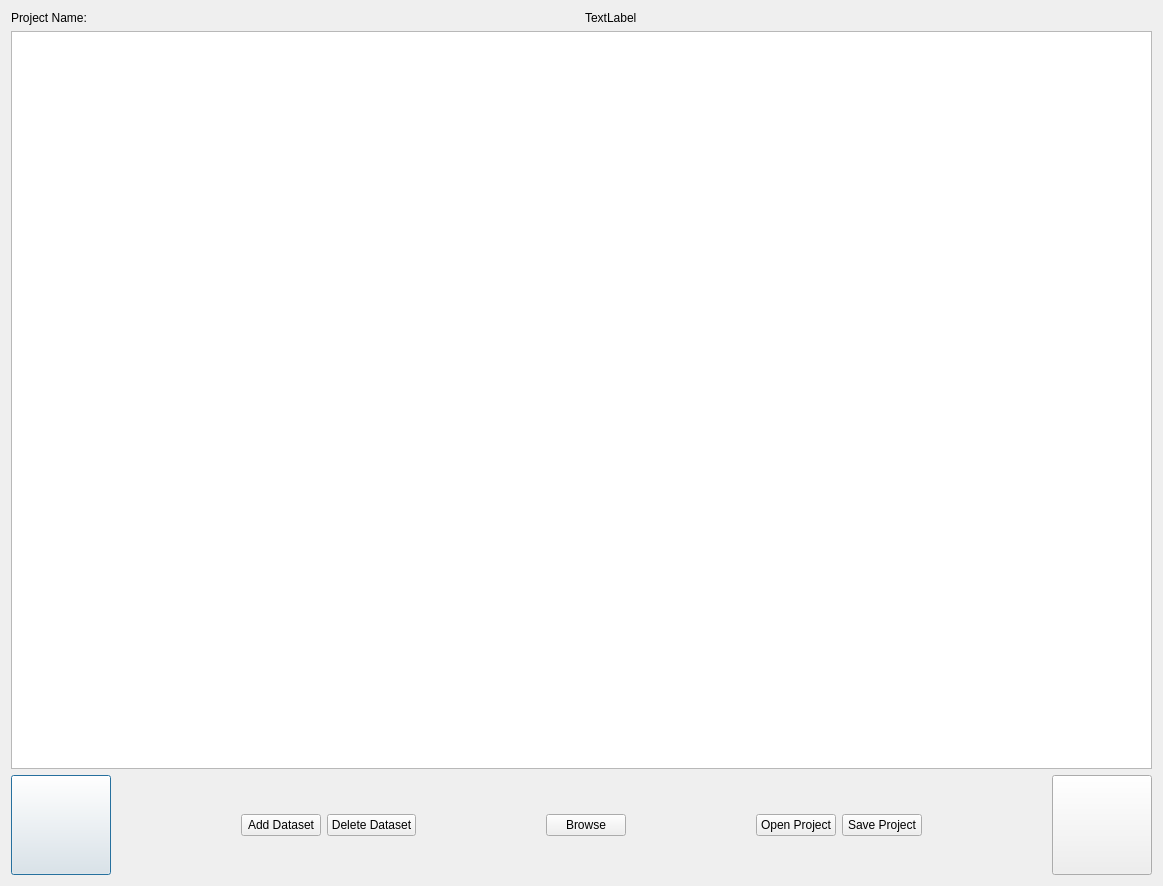
This is pyMT/GatewayGUI/new_project.ui in eroots/pyMT as Qt 5 draws it before an edit. The edited form follows.
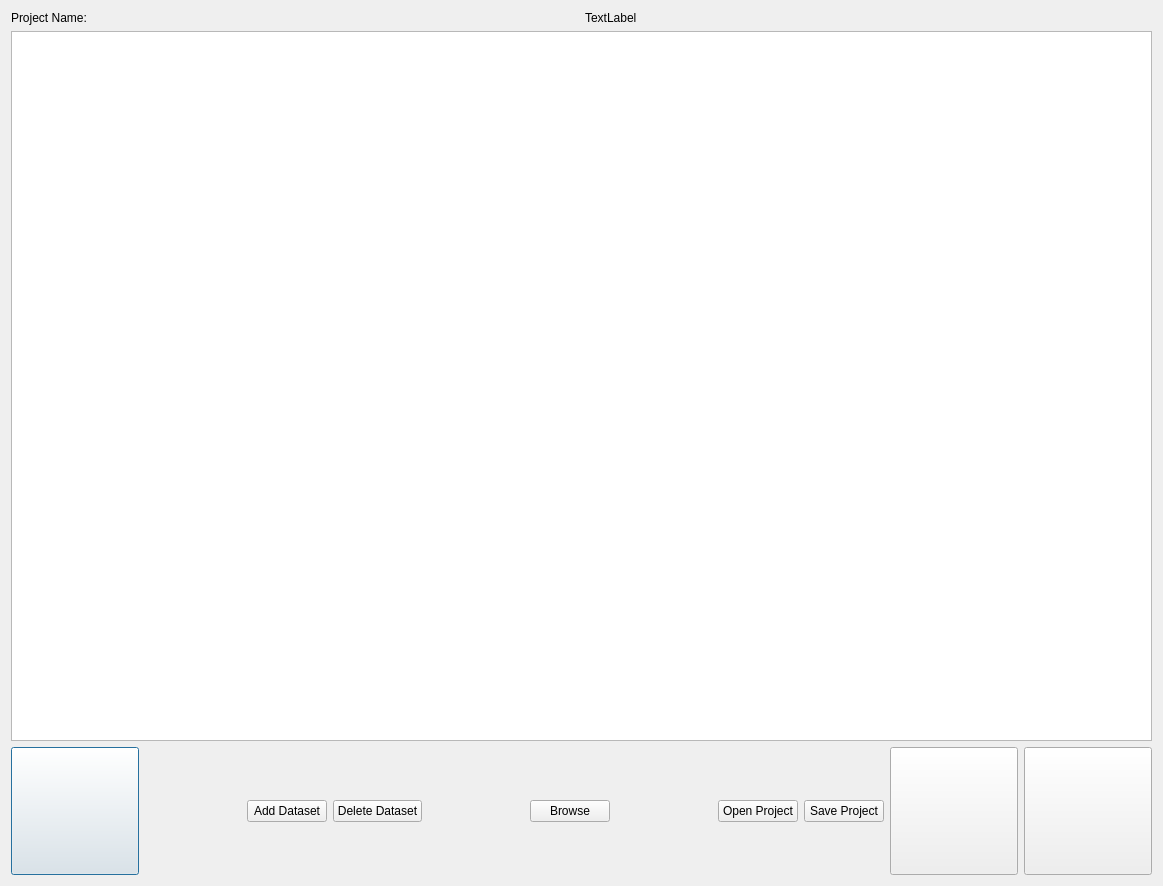
This is the edited form.

What changed in the file:
```diff
--- a/pyMT/GatewayGUI/new_project.ui
+++ b/pyMT/GatewayGUI/new_project.ui
@@ -41,8 +41,8 @@
       <widget class="QPushButton" name="launchDataPlot">
        <property name="minimumSize">
         <size>
-         <width>100</width>
-         <height>100</height>
+         <width>128</width>
+         <height>128</height>
         </size>
        </property>
        <property name="text">
@@ -125,24 +125,24 @@
       </widget>
      </item>
      <item>
-      <spacer name="horizontalSpacer_4">
-       <property name="orientation">
-        <enum>Qt::Horizontal</enum>
-       </property>
-       <property name="sizeHint" stdset="0">
+      <widget class="QPushButton" name="launchMeshDesigner">
+       <property name="minimumSize">
         <size>
-         <width>40</width>
-         <height>20</height>
+         <width>128</width>
+         <height>128</height>
         </size>
        </property>
-      </spacer>
+       <property name="text">
+        <string/>
+       </property>
+      </widget>
      </item>
      <item>
       <widget class="QPushButton" name="launchModelViewer">
        <property name="minimumSize">
         <size>
-         <width>100</width>
-         <height>100</height>
+         <width>128</width>
+         <height>128</height>
         </size>
        </property>
        <property name="text">
```
Left out of the diff: 12 changed lines with no effect on the pictures.
